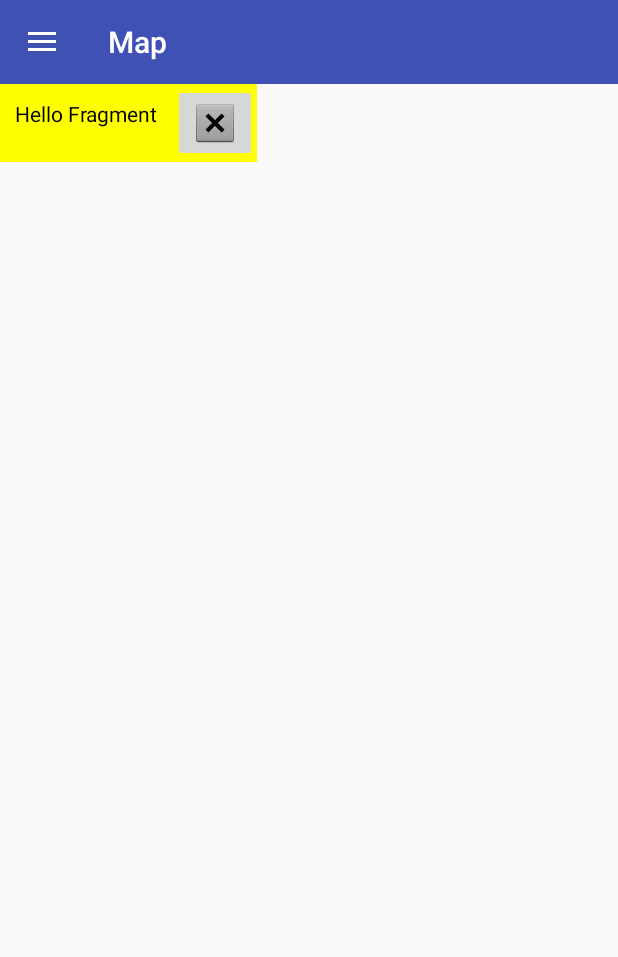
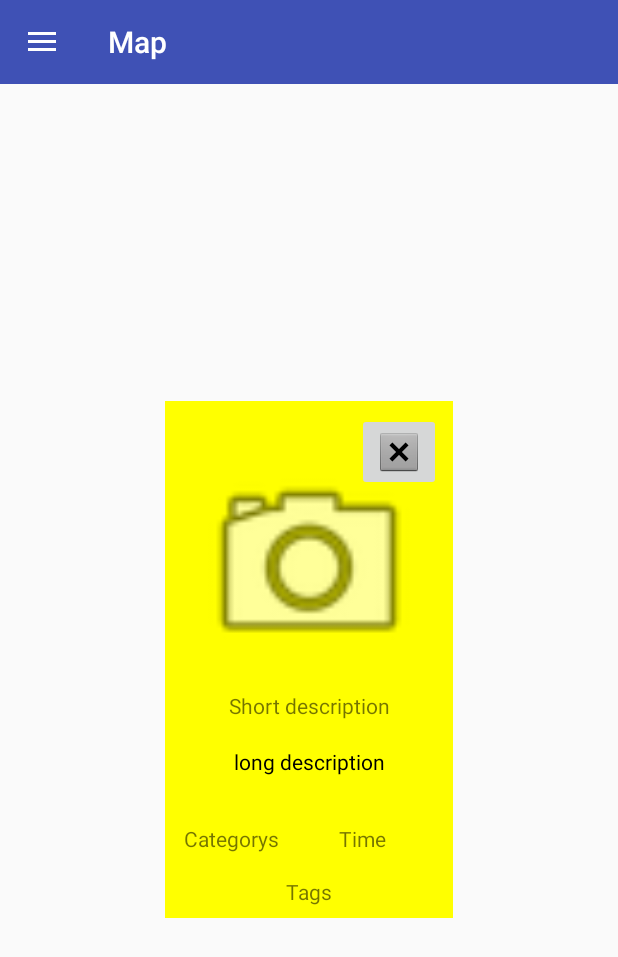
Before and after one commit to Graunephar/CommunityApp, an Android app: the fragment DetailsFragment placed in its activity, on a phone screen of 412 x 824 dp. Shown: the top 957 px of the screen. Run offline under Robolectric (Android 15) with nearby library versions, the phone set to English and light mode, and no system bars; our stand-ins replace ButterKnife, Firebase (no records; nobody signed in at launch, a user with empty details on screens opened directly); libraries missing offline, so code that uses them is left out: com.firebase.geofire, com.google.maps.android, pl.tajchert.nammu; 7 statements that could not run were skipped.

Commit message:
added layout to fragment

```diff
--- a/app/src/main/res/layout/details_fragment_layout.xml
+++ b/app/src/main/res/layout/details_fragment_layout.xml
@@ -1,24 +1,97 @@
 <?xml version="1.0" encoding="utf-8"?>
-<android.support.v7.widget.LinearLayoutCompat xmlns:android="http://schemas.android.com/apk/res/android"
+<android.support.constraint.ConstraintLayout xmlns:android="http://schemas.android.com/apk/res/android"
     xmlns:app="http://schemas.android.com/apk/res-auto"
+    xmlns:tools="http://schemas.android.com/tools"
+    android:id="@+id/dtFragment"
     android:layout_width="wrap_content"
     android:layout_height="wrap_content"
-    android:orientation="horizontal"
+    android:layout_gravity="center"
     android:background="#FF0"
-    android:id="@+id/dtFragment">
-
-    <TextView
-        android:layout_width="wrap_content"
-        android:layout_height="wrap_content"
-        android:text="Hello Fragment"
-        android:layout_margin="10dp"
-        android:textColor="@android:color/black"/>
+    tools:layout_editor_absoluteY="81dp">
 
     <ImageButton
         android:id="@+id/imageButton"
         android:layout_width="wrap_content"
         android:layout_height="wrap_content"
+        android:layout_marginEnd="8dp"
+        android:layout_marginTop="8dp"
+        app:layout_constraintEnd_toEndOf="parent"
+        app:layout_constraintTop_toTopOf="parent"
         app:srcCompat="@android:drawable/btn_dialog" />
 
 
-</android.support.v7.widget.LinearLayoutCompat>
+    <ImageView
+        android:id="@+id/details_fragment_imView"
+        android:layout_width="176dp"
+        android:layout_height="153dp"
+        android:layout_marginEnd="8dp"
+        android:layout_marginStart="8dp"
+        android:layout_marginTop="32dp"
+        app:layout_constraintEnd_toEndOf="parent"
+        app:layout_constraintStart_toStartOf="parent"
+        app:layout_constraintTop_toTopOf="parent"
+        app:srcCompat="@android:drawable/ic_menu_camera" />
+
+    <TextView
+        android:id="@+id/textView3"
+        android:layout_width="wrap_content"
+        android:layout_height="wrap_content"
+        android:layout_marginEnd="8dp"
+        android:layout_marginStart="8dp"
+        android:layout_marginTop="8dp"
+        android:text="Short description"
+        app:layout_constraintEnd_toEndOf="parent"
+        app:layout_constraintStart_toStartOf="parent"
+        app:layout_constraintTop_toBottomOf="@+id/details_fragment_imView" />
+
+    <TextView
+        android:id="@+id/details_fragment_long_description"
+        android:layout_width="wrap_content"
+        android:layout_height="wrap_content"
+        android:layout_marginEnd="8dp"
+        android:layout_marginStart="8dp"
+        android:layout_marginTop="8dp"
+        android:text="long description"
+        android:textColor="@android:color/black"
+        app:layout_constraintBottom_toBottomOf="parent"
+        app:layout_constraintEnd_toEndOf="parent"
+        app:layout_constraintHorizontal_bias="0.501"
+        app:layout_constraintStart_toStartOf="parent"
+        app:layout_constraintTop_toBottomOf="@+id/textView3"
+        app:layout_constraintVertical_bias="0.098" />
+
+    <TextView
+        android:id="@+id/details_fragment_category_txt"
+        android:layout_width="wrap_content"
+        android:layout_height="wrap_content"
+        android:layout_marginEnd="70dp"
+        android:layout_marginTop="32dp"
+        android:text="Categorys"
+        app:layout_constraintEnd_toEndOf="@+id/details_fragment_long_description"
+        app:layout_constraintTop_toBottomOf="@+id/details_fragment_long_description" />
+
+    <TextView
+        android:id="@+id/details_fragment_time_txt"
+        android:layout_width="wrap_content"
+        android:layout_height="wrap_content"
+        android:layout_marginStart="70dp"
+        android:layout_marginTop="32dp"
+        android:text="Time"
+        app:layout_constraintStart_toStartOf="@+id/details_fragment_long_description"
+        app:layout_constraintTop_toBottomOf="@+id/details_fragment_long_description" />
+
+    <TextView
+        android:id="@+id/details_fragment_tags_txt"
+        android:layout_width="wrap_content"
+        android:layout_height="wrap_content"
+        android:layout_marginEnd="8dp"
+        android:layout_marginStart="8dp"
+        android:layout_marginTop="8dp"
+        android:padding="8dp"
+        android:text="Tags"
+        app:layout_constraintEnd_toEndOf="@+id/details_fragment_long_description"
+        app:layout_constraintStart_toStartOf="@+id/details_fragment_long_description"
+        app:layout_constraintTop_toBottomOf="@+id/details_fragment_category_txt" />
+
+
+</android.support.constraint.ConstraintLayout>
```
